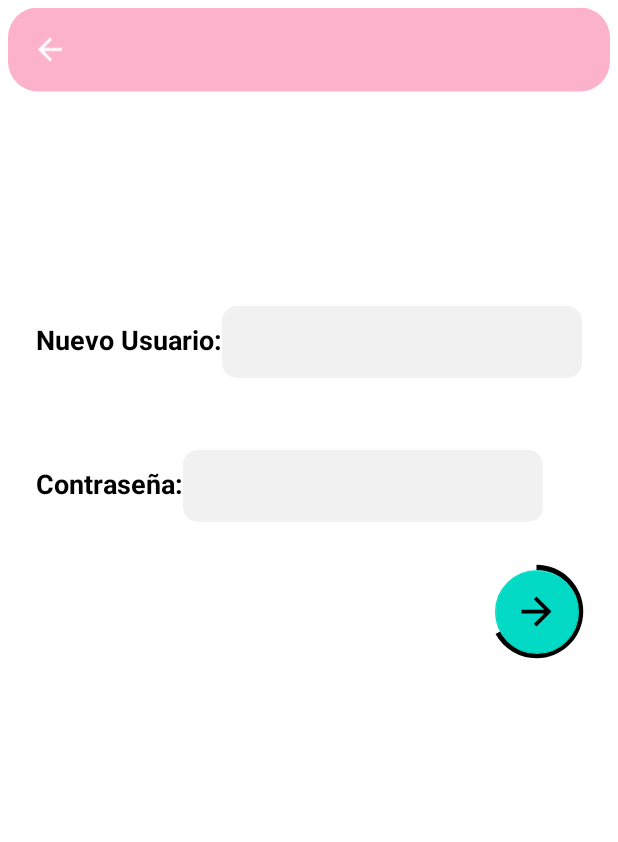
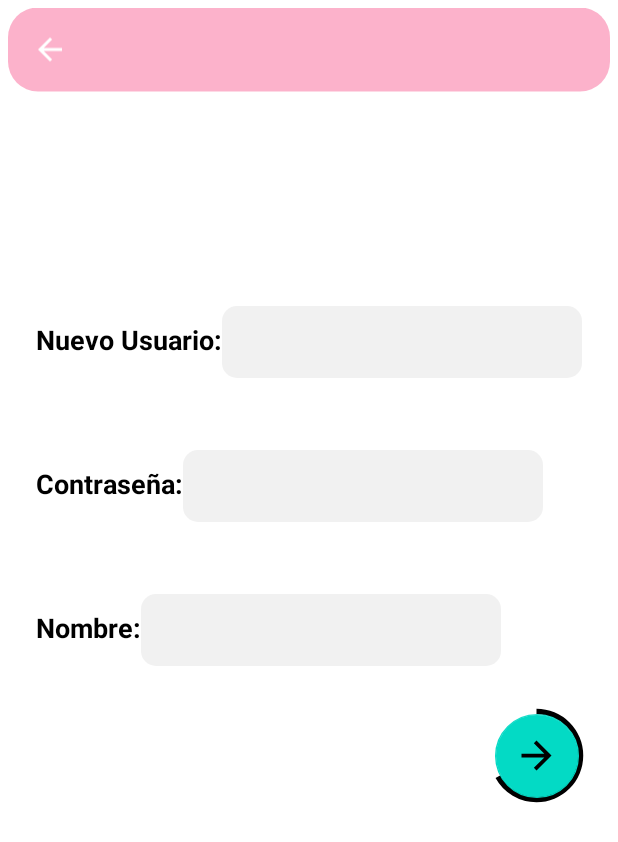
Before and after one commit to aitor-martinezur/AppGestionEventos, an Android app: the layout adduser.xml on its own in the app's theme, with its tools: preview values and no code run, on a phone screen of 412 x 824 dp. Shown: the top 842 px of the screen. Run offline under Robolectric (Android 15) with nearby library versions, the phone set to English and light mode, and no system bars; Roboto replaces fonts that are not available here.

Commit message:
cambios pequeños

```diff
--- a/app/src/main/res/layout/adduser.xml
+++ b/app/src/main/res/layout/adduser.xml
@@ -81,6 +81,44 @@
                     android:textStyle="bold" />
 
                 <EditText
+                    android:id="@+id/NuevoNombre"
+                    android:layout_width="240dp"
+                    android:layout_height="48dp"
+                    android:autofillHints=""
+                    android:background="@drawable/text_input_background"
+                    android:backgroundTint="#676767"
+                    android:ems="10"
+                    android:fontFamily="@font/cabin"
+                    android:inputType="textEmailAddress"
+                    android:minHeight="48dp"
+                    android:paddingLeft="10dp"
+                    android:paddingRight="10dp"
+                    android:textColor="#000000"
+                    android:textColorHighlight="#2FFFFFFF"
+                    android:textColorHint="#99000000"
+                    android:textColorLink="#99000000"
+                    app:layout_constraintBottom_toBottomOf="parent"
+                    app:layout_constraintEnd_toEndOf="parent"
+                    app:layout_constraintHorizontal_bias="0.497"
+                    app:layout_constraintStart_toStartOf="parent"
+                    app:layout_constraintTop_toTopOf="parent"
+                    app:layout_constraintVertical_bias="0.357" />
+            </LinearLayout>
+            <LinearLayout
+                android:layout_width="match_parent"
+                android:layout_height="wrap_content"
+                android:layout_marginTop="48dp">
+
+                <TextView
+                    android:layout_width="wrap_content"
+                    android:layout_height="wrap_content"
+                    android:layout_marginStart="24dp"
+                    android:text="Nombre:"
+                    android:textColor="@color/black"
+                    android:textSize="18sp"
+                    android:textStyle="bold" />
+
+                <EditText
                     android:id="@+id/NuevoContraseña"
                     android:layout_width="240dp"
                     android:layout_height="48dp"
--- /dev/null
+++ b/app/src/main/res/layout/adminevents.xml
@@ -0,0 +1,6 @@
+<?xml version="1.0" encoding="utf-8"?>
+<androidx.constraintlayout.widget.ConstraintLayout xmlns:android="http://schemas.android.com/apk/res/android"
+    android:layout_width="match_parent"
+    android:layout_height="match_parent">
+
+</androidx.constraintlayout.widget.ConstraintLayout>
```
Also changed, not shown: app/src/main/res/layout/adminusers.xml (+11 -3 lines).
